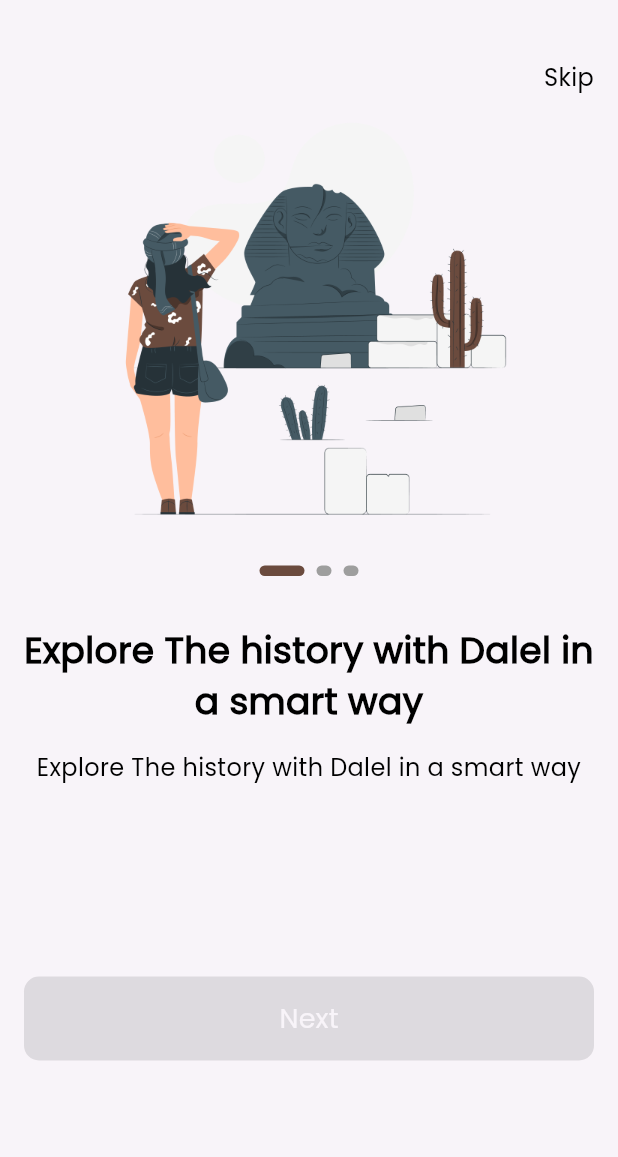
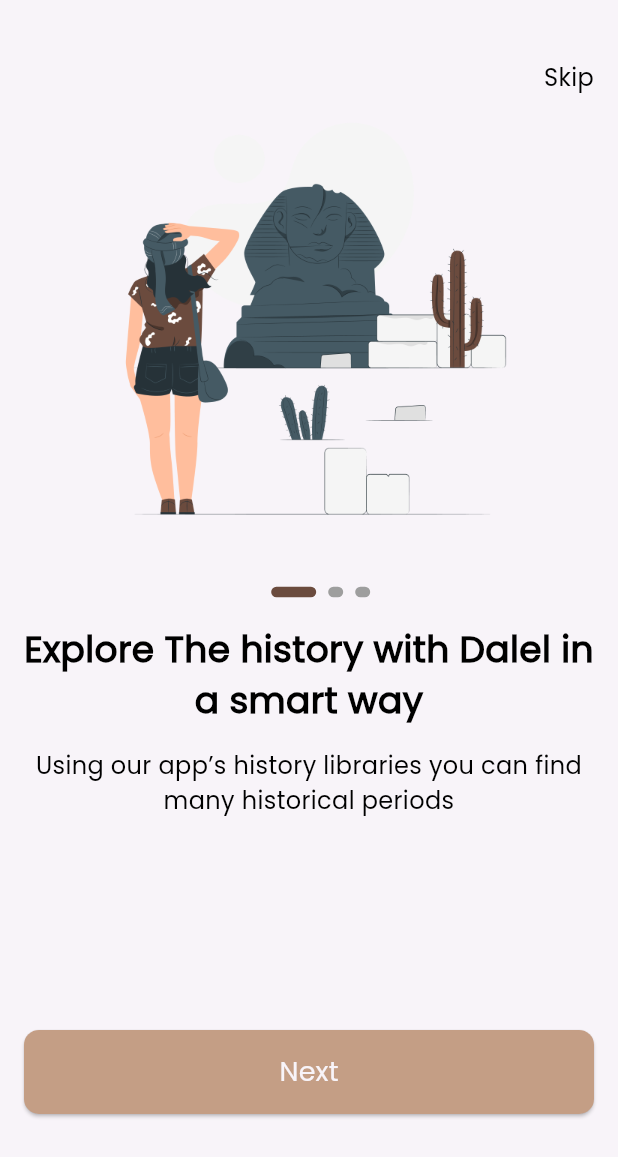
Before and after one commit to nizarzitouni/Dalel, a Flutter app: the screen it shows after launch, on a phone screen of 412 x 824 dp. Shown: the top 1157 px of the screen. Run offline on Flutter 3.47's test engine with Material 3 defaults, Android fonts, the phone set to English and light mode, and no system bars; drawn by our look-alikes of smooth_page_indicator; our stand-ins replace go_router.

Commit message:
OnBoarding done

```diff
--- a/lib/core/routes/app_router.dart
+++ b/lib/core/routes/app_router.dart
@@ -1,9 +1,14 @@
+import 'package:dalel/features/auth/presentation/views/sign_up_view.dart';
 import 'package:dalel/features/on_boarding/presentation/views/on_boarding_view.dart';
 import 'package:dalel/features/splash/presentation/views/splash_view.dart';
 import 'package:go_router/go_router.dart';
 
+import '../../features/auth/presentation/views/login_view.dart';
+
 const kSplashView = '/';
 const kOnBoardingView = '/onBoarding';
+const kLogInView = '/login';
+const kSignUpView = '/signUp';
 
 abstract class AppRouter {
   static final router = GoRouter(
@@ -16,6 +21,14 @@ abstract class AppRouter {
         path: kOnBoardingView,
         builder: (context, state) => const OnBoardingView(),
       ),
+      GoRoute(
+        path: kLogInView,
+        builder: (context, state) => const LoginView(),
+      ),
+      GoRoute(
+        path: kSignUpView,
+        builder: (context, state) => const SignUpView(),
+      ),
     ],
   );
 }
--- /dev/null
+++ b/lib/core/utils/size_config.dart
@@ -0,0 +1,30 @@
+import 'package:flutter/material.dart';
+
+class SizeConfig {
+  static late MediaQueryData _mediaQueryData;
+  static late double screenWidth;
+  static late double screenHeight;
+  //static late double defaultSize;
+  static late Orientation orientation;
+
+  void init(BuildContext context) {
+    _mediaQueryData = MediaQuery.of(context);
+    screenWidth = _mediaQueryData.size.width;
+    screenHeight = _mediaQueryData.size.height;
+    orientation = _mediaQueryData.orientation;
+  }
+}
+
+// Get the proportionate height as per screen size
+double getProportionateScreenHeight(double inputHeight) {
+  double screenHeight = SizeConfig.screenHeight;
+  // 812 is the layout height that designer use
+  return (inputHeight / 812.0) * screenHeight;
+}
+
+// Get the proportionate height as per screen size
+double getProportionateScreenWidth(double inputWidth) {
+  double screenWidth = SizeConfig.screenWidth;
+  // 375 is the layout width that designer use
+  return (inputWidth / 375.0) * screenWidth;
+}
--- /dev/null
+++ b/lib/features/auth/presentation/views/login_view.dart
@@ -0,0 +1,10 @@
+import 'package:flutter/material.dart';
+
+class LoginView extends StatelessWidget {
+  const LoginView({Key? key}) : super(key: key);
+
+  @override
+  Widget build(BuildContext context) {
+    return const Scaffold();
+  }
+}
--- /dev/null
+++ b/lib/features/auth/presentation/views/sign_up_view.dart
@@ -0,0 +1,10 @@
+import 'package:flutter/material.dart';
+
+class SignUpView extends StatelessWidget {
+  const SignUpView({Key? key}) : super(key: key);
+
+  @override
+  Widget build(BuildContext context) {
+    return const Scaffold();
+  }
+}
--- /dev/null
+++ b/lib/features/on_boarding/data/models/on_boarding_model.dart
@@ -0,0 +1,31 @@
+import 'package:dalel/core/utils/app_assets.dart';
+
+class OnBoardingModel {
+  final String imagePath;
+  final String title;
+  final String subTitle;
+
+  OnBoardingModel({
+    required this.imagePath,
+    required this.title,
+    required this.subTitle,
+  });
+}
+
+List<OnBoardingModel> onBoardingData = [
+  OnBoardingModel(
+    imagePath: Assets.imagesOnBoarding1,
+    title: "Explore The history with Dalel in a smart way",
+    subTitle: "Using our app’s history libraries you can find many historical periods ",
+  ),
+  OnBoardingModel(
+    imagePath: Assets.imagesOnBoarding2,
+    title: "From every place on earth",
+    subTitle: "A big variety of ancient places from all over the world",
+  ),
+  OnBoardingModel(
+    imagePath: Assets.imagesOnBoarding3,
+    title: "Using modern AI technology for better user experience",
+    subTitle: "AI provide recommendations and helps you to continue the search journey",
+  ),
+];
--- a/lib/features/on_boarding/presentation/views/on_boarding_view.dart
+++ b/lib/features/on_boarding/presentation/views/on_boarding_view.dart
@@ -1,3 +1,4 @@
+import 'package:dalel/core/utils/size_config.dart';
 import 'package:flutter/material.dart';
 
 import 'widgets/on_boarding_view_body.dart';
@@ -7,6 +8,7 @@ class OnBoardingView extends StatelessWidget {
 
   @override
   Widget build(BuildContext context) {
+    SizeConfig().init(context);
     return const SafeArea(
       child: Scaffold(
         body: OnBoardingViewBody(),
--- a/lib/features/on_boarding/presentation/views/widgets/custom_nav_bar.dart
+++ b/lib/features/on_boarding/presentation/views/widgets/custom_nav_bar.dart
@@ -4,15 +4,18 @@ import '../../../../../core/utils/app_strings.dart';
 import '../../../../../core/utils/app_text_styles.dart';
 
 class CustomNavBar extends StatelessWidget {
-  const CustomNavBar({Key? key}) : super(key: key);
-
+  const CustomNavBar({Key? key, required this.onTap}) : super(key: key);
+  final VoidCallback onTap;
   @override
   Widget build(BuildContext context) {
     return Align(
         alignment: Alignment.centerRight,
-        child: Text(
-          AppStrings.skip,
-          style: AppTextStyles.poppins300style16.copyWith(fontWeight: FontWeight.w400),
+        child: GestureDetector(
+          onTap: onTap,
+          child: Text(
+            AppStrings.skip,
+            style: AppTextStyles.poppins300style16.copyWith(fontWeight: FontWeight.w400),
+          ),
         ));
   }
 }
--- /dev/null
+++ b/lib/features/on_boarding/presentation/views/widgets/get_buttons.dart
@@ -0,0 +1,39 @@
+import 'package:flutter/material.dart';
+
+import '../../../../../core/function/navigation.dart';
+import '../../../../../core/routes/app_router.dart';
+import '../../../../../core/utils/app_strings.dart';
+import '../../../../../core/utils/app_text_styles.dart';
+import '../../../../../core/widgets/custom_btn.dart';
+import '../../../data/models/on_boarding_model.dart';
+
+class GetButtons extends StatelessWidget {
+  const GetButtons({super.key, required this.currentIndex, required this.pageController});
+  final int currentIndex;
+  final PageController pageController;
+  @override
+  Widget build(BuildContext context) {
+    if (currentIndex == onBoardingData.length - 1) {
+      return Column(
+        children: [
+          CustomBtn(text: AppStrings.createAccount, onPressed: () => customReplacementNavigate(context, kSignUpView)),
+          const SizedBox(height: 16.0),
+          GestureDetector(
+            onTap: () => customReplacementNavigate(context, kLogInView),
+            child: Text(
+              AppStrings.loginNow,
+              style: AppTextStyles.poppins300style16.copyWith(fontWeight: FontWeight.w400),
+            ),
+          ),
+        ],
+      );
+    } else {
+      return CustomBtn(
+        text: AppStrings.next,
+        onPressed: () {
+          pageController.nextPage(duration: const Duration(milliseconds: 200), curve: Curves.bounceIn);
+        },
+      );
+    }
+  }
+}
--- a/lib/features/on_boarding/presentation/views/widgets/on_boarding_view_body.dart
+++ b/lib/features/on_boarding/presentation/views/widgets/on_boarding_view_body.dart
@@ -1,12 +1,22 @@
-import 'package:dalel/core/widgets/custom_btn.dart';
+import 'package:dalel/core/function/navigation.dart';
+import 'package:dalel/core/routes/app_router.dart';
 import 'package:flutter/material.dart';
 
+import '../../../../../core/utils/size_config.dart';
 import 'custom_nav_bar.dart';
+import 'get_buttons.dart';
 import 'on_boarding_widget_body.dart';
 
-class OnBoardingViewBody extends StatelessWidget {
+class OnBoardingViewBody extends StatefulWidget {
   const OnBoardingViewBody({Key? key}) : super(key: key);
 
+  @override
+  State<OnBoardingViewBody> createState() => _OnBoardingViewBodyState();
+}
+
+class _OnBoardingViewBodyState extends State<OnBoardingViewBody> {
+  final PageController pageController = PageController(initialPage: 0);
+  int currentIndex = 0;
   @override
   Widget build(BuildContext context) {
     return Padding(
@@ -15,13 +25,17 @@ class OnBoardingViewBody extends StatelessWidget {
         physics: const BouncingScrollPhysics(),
         children: [
           const SizedBox(height: 40.0),
-          const CustomNavBar(),
-          OnBoardingWidgetBody(),
-          const SizedBox(height: 88.0),
-          const CustomBtn(
-            text: 'Next',
-            //color: AppColors.primaryColor,
+          CustomNavBar(onTap: () => customReplacementNavigate(context, kSignUpView)),
+          OnBoardingWidgetBody(
+            pageController: pageController,
+            onPageChanged: (index) {
+              setState(() {
+                currentIndex = index;
+              });
+            },
           ),
+          SizedBox(height: SizeConfig.screenHeight * .15),
+          GetButtons(currentIndex: currentIndex, pageController: pageController),
           const SizedBox(height: 17.0),
         ],
       ),
--- a/lib/features/on_boarding/presentation/views/widgets/on_boarding_widget_body.dart
+++ b/lib/features/on_boarding/presentation/views/widgets/on_boarding_widget_body.dart
@@ -1,45 +1,47 @@
 import 'package:dalel/core/utils/app_text_styles.dart';
 import 'package:flutter/material.dart';
 
-import '../../../../../core/utils/app_assets.dart';
+import '../../../../../core/utils/size_config.dart';
+import '../../../data/models/on_boarding_model.dart';
 import 'custom_smooth_page_indicator.dart';
 
 class OnBoardingWidgetBody extends StatelessWidget {
-  OnBoardingWidgetBody({super.key});
-  final PageController pageController = PageController();
+  const OnBoardingWidgetBody({super.key, required this.pageController, required this.onPageChanged});
+  final PageController pageController;
+  final Function(int) onPageChanged;
 
   @override
   Widget build(BuildContext context) {
     return SizedBox(
       height: 500,
-      child: PageView.builder(
+      child: Stack(
+        children: [
+          PageView.builder(
+            onPageChanged: onPageChanged,
             physics: const BouncingScrollPhysics(),
             controller: pageController,
+            itemCount: onBoardingData.length,
             itemBuilder: (context, index) {
               return Column(
-            //mainAxisAlignment: MainAxisAlignment.center,
+                // mainAxisAlignment: MainAxisAlignment.spaceAround,
                 //crossAxisAlignment: CrossAxisAlignment.center,
                 children: [
                   Container(
                     height: 290,
                     width: 343,
-                decoration: const BoxDecoration(
-                  image: DecorationImage(image: AssetImage(Assets.imagesOnBoarding1), fit: BoxFit.fill),
+                    decoration: BoxDecoration(image: DecorationImage(image: AssetImage(onBoardingData[index].imagePath), fit: BoxFit.fill)),
                   ),
-              ),
-              const SizedBox(height: 24.0),
-              CustomSmoothPageIndicator(pageController: pageController),
-              const SizedBox(height: 32.0),
+                  const SizedBox(height: 62.0),
                   Text(
-                'Explore The history with Dalel in a smart way',
+                    onBoardingData[index].title,
                     style: AppTextStyles.poppins500style24.copyWith(fontWeight: FontWeight.bold),
                     textAlign: TextAlign.center,
                     maxLines: 2,
                     overflow: TextOverflow.ellipsis,
                   ),
                   const SizedBox(height: 16.0),
-              const Text(
-                'Explore The history with Dalel in a smart way',
+                  Text(
+                    onBoardingData[index].subTitle,
                     style: AppTextStyles.poppins300style16,
                     textAlign: TextAlign.center,
                     maxLines: 2,
@@ -48,7 +50,12 @@ class OnBoardingWidgetBody extends StatelessWidget {
                 ],
               );
             },
-        itemCount: 3,
+          ),
+          Positioned(
+              bottom: SizeConfig.screenHeight * 1 / 5,
+              left: SizeConfig.screenWidth * 1 / 2.5,
+              child: CustomSmoothPageIndicator(pageController: pageController)),
+        ],
       ),
     );
   }
--- a/lib/features/splash/presentation/views/splash_view.dart
+++ b/lib/features/splash/presentation/views/splash_view.dart
@@ -1,6 +1,6 @@
 import 'package:flutter/material.dart';
 
-import '../widgets/splash_view_body.dart';
+import 'widgets/splash_view_body.dart';
 
 class SplashView extends StatelessWidget {
   const SplashView({Key? key}) : super(key: key);
--- a/lib/features/splash/presentation/widgets/sliding_logo_text.dart
+++ b/lib/features/splash/presentation/views/widgets/sliding_logo_text.dart
@@ -1,7 +1,7 @@
 import 'package:flutter/material.dart';
 
-import '../../../../core/utils/app_strings.dart';
-import '../../../../core/utils/app_text_styles.dart';
+import '../../../../../core/utils/app_strings.dart';
+import '../../../../../core/utils/app_text_styles.dart';
 
 class SlidingLogoText extends StatelessWidget {
   const SlidingLogoText({
--- a/lib/features/splash/presentation/widgets/splash_view_body.dart
+++ b/lib/features/splash/presentation/views/widgets/splash_view_body.dart
@@ -1,7 +1,7 @@
 import 'package:dalel/core/function/navigation.dart';
 import 'package:flutter/material.dart';
 
-import '../../../../core/routes/app_router.dart';
+import '../../../../../core/routes/app_router.dart';
 import 'sliding_logo_text.dart';
 
 class SplashViewBody extends StatefulWidget {
```
Lines whose indentation alone changed are shown as unchanged.
